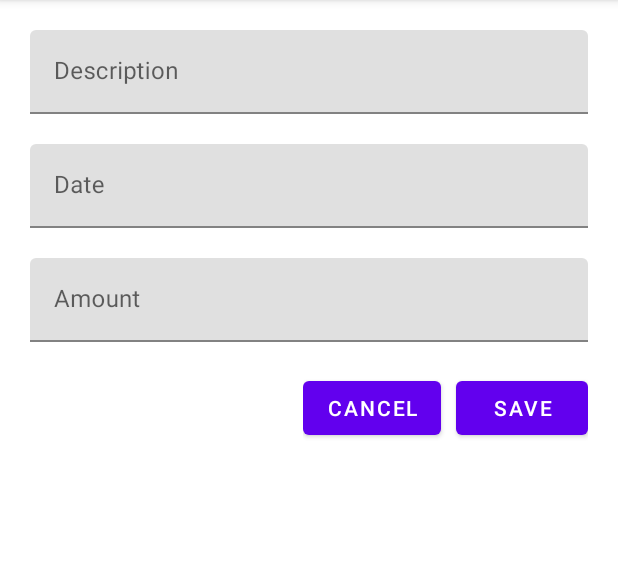
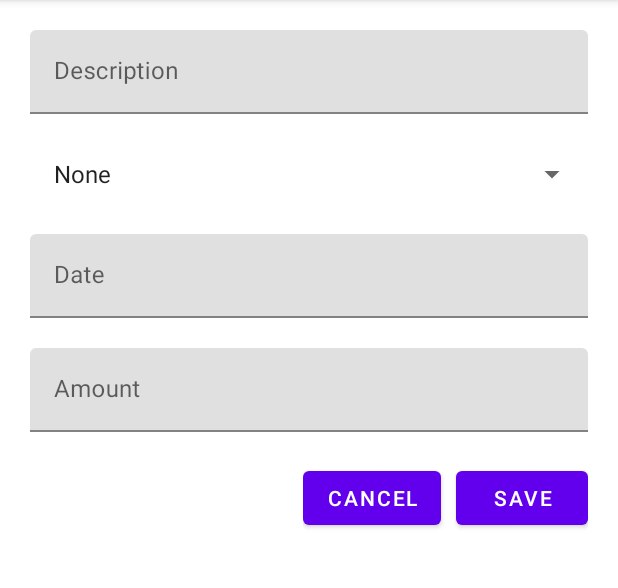
Before and after one commit to devyza/MoneyTracker50, an Android app: the screen it shows after launch (SaveActivity), after a tap on "INCOME", on a phone screen of 412 x 824 dp, the part 84-672 px from its top. Run offline under Robolectric (Android 15) with nearby library versions, the phone set to English and light mode, and no system bars; our stand-ins replace Room's generated code.

Commit message:
Add Category attribute in Record Entity - Choosing category on Spinner is available. - Category.java, CategoryDao.java is added for Category Entity - RecordWithCategory.java is added for one to one relationship

```diff
--- /dev/null
+++ b/app/src/main/java/com/example/moneytracker50/Category.java
@@ -0,0 +1,45 @@
+package com.example.moneytracker50;
+
+import androidx.room.ColumnInfo;
+import androidx.room.Entity;
+import androidx.room.Ignore;
+import androidx.room.PrimaryKey;
+
+@Entity(tableName = "category")
+public class Category {
+    @PrimaryKey(autoGenerate = true)
+    private int id;
+
+    @ColumnInfo(name = "name")
+    private String name;
+
+    public Category(int id, String name) {
+        this.id = id;
+        this.name = name;
+    }
+
+    @Ignore
+    public Category(String name) {
+        this.name = name;
+    }
+
+    public int getId() {
+        return id;
+    }
+
+    public void setId(int id) {
+        this.id = id;
+    }
+
+    public String getName() {
+        return name;
+    }
+
+    public void setName(String name) {
+        this.name = name;
+    }
+
+    public String toString(){
+        return this.getName();
+    }
+}
--- /dev/null
+++ b/app/src/main/java/com/example/moneytracker50/CategoryDao.java
@@ -0,0 +1,22 @@
+package com.example.moneytracker50;
+
+import androidx.room.Dao;
+import androidx.room.Insert;
+import androidx.room.Query;
+
+import java.util.List;
+
+@Dao
+public interface CategoryDao {
+    @Insert
+    void addCategory(Category category);
+
+    @Query("SELECT COUNT(id) from category")
+    int getTotal();
+
+    @Query("SELECT * FROM category WHERE id=:id")
+    Category getCategory(int id);
+
+    @Query("SELECT * FROM category")
+    List<Category> getAll();
+}
--- a/app/src/main/java/com/example/moneytracker50/MainActivity.java
+++ b/app/src/main/java/com/example/moneytracker50/MainActivity.java
@@ -24,6 +24,7 @@ public class MainActivity extends AppCompatActivity {
         setContentView(R.layout.activity_main);
 
         recordDatabase = RecordDatabase.getInstance(getApplicationContext());
+        if (recordDatabase.categoryDao().getTotal() == 0) insertDefaultCategory();
 
         // Set HomeFragment as Default
         getSupportFragmentManager().beginTransaction().replace(
@@ -56,4 +57,15 @@ public class MainActivity extends AppCompatActivity {
             }
         );
     }
+
+    void insertDefaultCategory(){
+        String []category = {
+                "None", "Cloth", "Debt", "Entertainment", "Food",
+                "Housing", "Medical/Healthcare", "Transportation", "Utilities"
+        };
+
+        for (String i : category)
+            recordDatabase.categoryDao().addCategory(new Category(i));
+    }
+
 }
--- a/app/src/main/java/com/example/moneytracker50/RecordDatabase.java
+++ b/app/src/main/java/com/example/moneytracker50/RecordDatabase.java
@@ -7,13 +7,14 @@ import androidx.room.Room;
 import androidx.room.RoomDatabase;
 import androidx.room.TypeConverters;
 
-@Database(entities = {Record.class}, version = 2)
+@Database(entities = {Record.class, Category.class}, version = 4)
 @TypeConverters({Converters.class})
 public abstract class RecordDatabase extends RoomDatabase {
 
     static RecordDatabase instance;
 
     public abstract RecordDao recordDao();
+    public abstract CategoryDao categoryDao();
 
     public static RecordDatabase getInstance(Context context){
 
--- a/app/src/main/java/com/example/moneytracker50/SaveActivity.java
+++ b/app/src/main/java/com/example/moneytracker50/SaveActivity.java
@@ -5,13 +5,16 @@ import androidx.appcompat.app.AppCompatActivity;
 import android.app.DatePickerDialog;
 import android.os.Bundle;
 import android.view.View;
+import android.widget.ArrayAdapter;
 import android.widget.Button;
 import android.widget.DatePicker;
 import android.widget.EditText;
+import android.widget.Spinner;
 import android.widget.Toast;
 
 import java.text.ParseException;
 import java.util.Calendar;
+import java.util.List;
 
 public class SaveActivity extends AppCompatActivity {
 
@@ -20,6 +23,9 @@ public class SaveActivity extends AppCompatActivity {
     Button btnCancel, btnSave;
     DatePickerDialog datePickerDialog;
 
+    Spinner spnrCategory;
+    List<Category> categories;
+
     @Override
     protected void onCreate(Bundle savedInstanceState) {
         super.onCreate(savedInstanceState);
@@ -27,12 +33,19 @@ public class SaveActivity extends AppCompatActivity {
         getSupportActionBar().setDisplayHomeAsUpEnabled(true);
 
         database = RecordDatabase.getInstance(SaveActivity.this);
+        categories = RecordDatabase
+                .getInstance(getApplicationContext())
+                .categoryDao().getAll();
 
         edtDescription = (EditText)findViewById(R.id.edtDescription);
         edtDate = (EditText)findViewById(R.id.edtDate);
         edtAmount = (EditText)findViewById(R.id.edtAmount);
         btnCancel = (Button)findViewById(R.id.btnCancle);
         btnSave = (Button)findViewById(R.id.btnSave);
+        spnrCategory = (Spinner)findViewById(R.id.spnr_category);
+
+        ArrayAdapter<Category> adapterCategory = new ArrayAdapter<>(this, android.R.layout.simple_list_item_1, categories);
+        spnrCategory.setAdapter(adapterCategory);
 
         edtDate.setShowSoftInputOnFocus(false);
         edtDate.setOnFocusChangeListener(new View.OnFocusChangeListener() {
@@ -61,16 +74,18 @@ public class SaveActivity extends AppCompatActivity {
             public void onClick(View v) {
                 Record record = null;
                 try {
-                        record = new Record(
-                                edtDescription.getText().toString(),
-                                Converters.dateFormat.parse(edtDate.getText().toString()),
-                                Integer.parseInt(edtAmount.getText().toString())
+                    record = new Record(
+                            edtDescription.getText().toString(),
+                            Converters.dateFormat.parse(edtDate.getText().toString()),
+                            Integer.parseInt(edtAmount.getText().toString()),
+                            database.categoryDao().getCategory(spnrCategory.getSelectedItemPosition() + 1)
                     );
                 } catch (ParseException e) {
                     e.printStackTrace();
                 }
                 database.recordDao().addRecord(record);
                 Toast.makeText(SaveActivity.this, "Saving Completed", Toast.LENGTH_SHORT).show();
+                finish();
             }
         });
 
--- a/app/src/main/res/layout/activity_save.xml
+++ b/app/src/main/res/layout/activity_save.xml
@@ -20,6 +20,13 @@
                 android:inputType="textCapSentences"
                 android:singleLine="true" />
     </com.google.android.material.textfield.TextInputLayout>
+
+    <Spinner
+        android:id="@+id/spnr_category"
+        android:layout_width="match_parent"
+        android:layout_height="40dp"
+        android:layout_marginBottom="20dp"
+        />
 
     <com.google.android.material.textfield.TextInputLayout
         android:layout_width="match_parent"
--- a/app/src/main/res/layout/viewholder_record.xml
+++ b/app/src/main/res/layout/viewholder_record.xml
@@ -13,6 +13,12 @@
         android:layout_height="wrap_content"
         android:textSize="20dp"
         android:textStyle="bold"/>
+
+    <TextView
+        android:id="@+id/txtCategory"
+        android:layout_width="match_parent"
+        android:layout_height="wrap_content"
+        android:hint="Category"/>
 
     <LinearLayout
         android:layout_width="match_parent"
```
Also changed, not shown: app/src/main/java/com/example/moneytracker50/Record.java (+19 -2 lines), app/src/main/java/com/example/moneytracker50/RecordAdapter.java (+6 -1 lines), app/src/main/java/com/example/moneytracker50/RecordWithCategory.java (added, +13 -0 lines).
